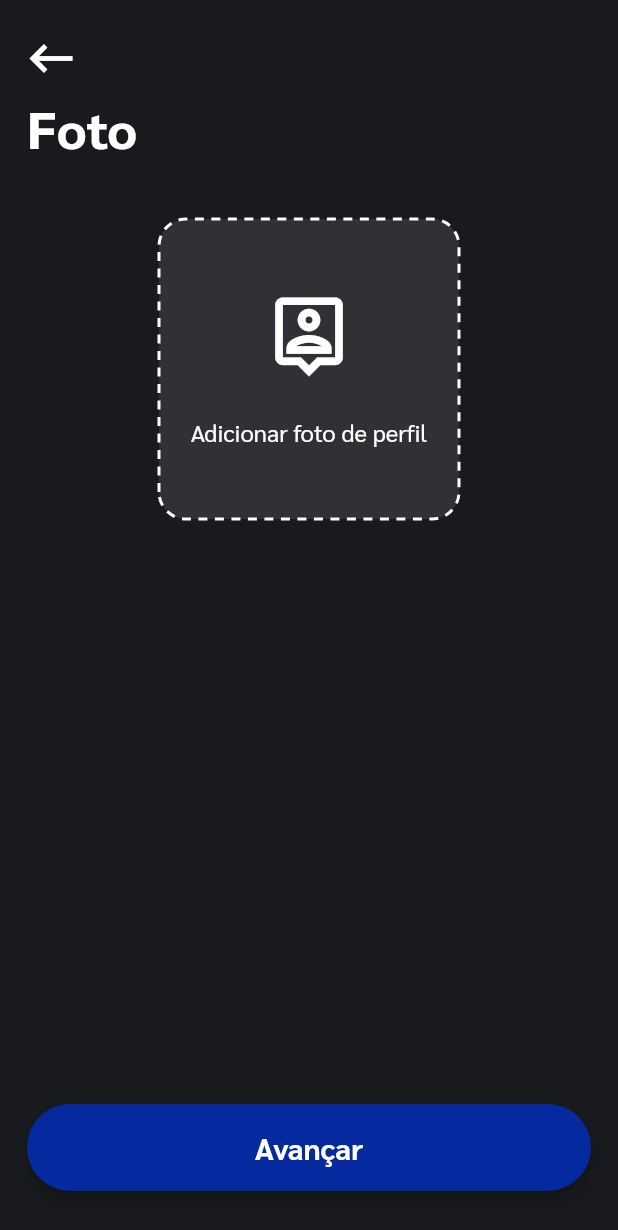
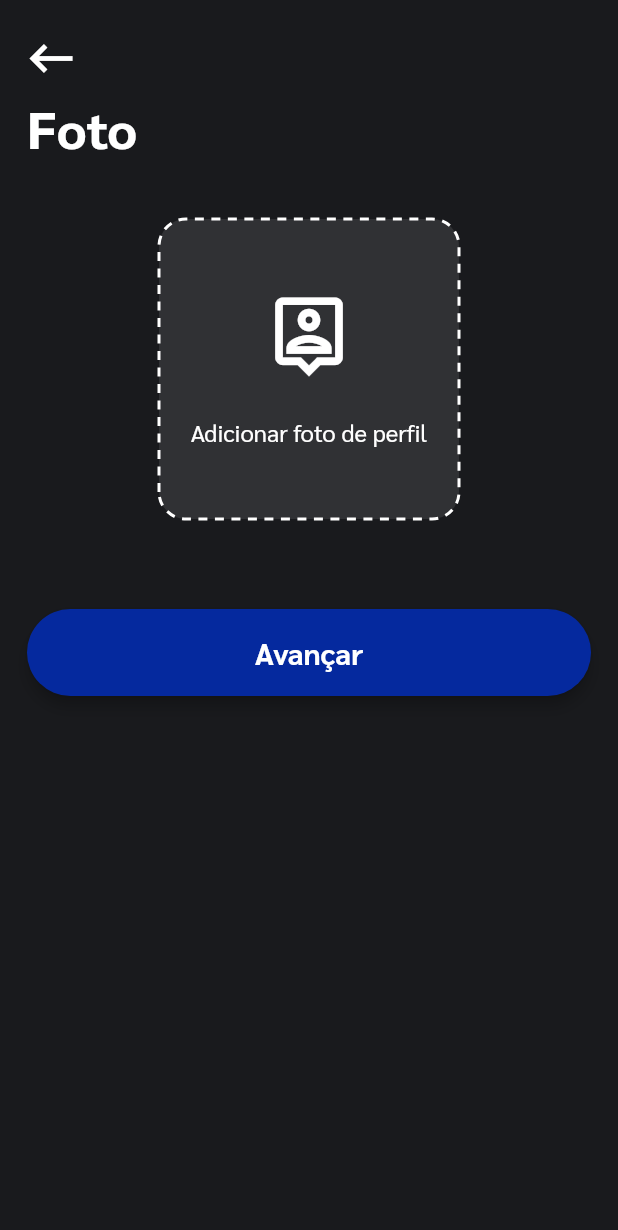
Before and after one commit to GabrielDimaa/my_gift_app, a Flutter app: the SignupPhotoPage screen opened by its route, on a phone screen of 412 x 824 dp. Shown: the top 1230 px of the screen. Run offline on Flutter 3.47's test engine with Material 2 defaults, Android fonts, the phone set to English and light mode, and no system bars; drawn by our look-alikes of dotted_border; our stand-ins replace cloud_firestore, firebase_auth, firebase_core, firebase_storage, flutter_svg, get and 4 more; missing offline and left inert: dart:ffi; accounts and stored records are empty.

Commit message:
Ajustes de tela para o botão não ficar fixado no final

```diff
--- a/lib/app_theme.dart
+++ b/lib/app_theme.dart
@@ -19,7 +19,7 @@ class AppTheme extends StatelessWidget {
         textTheme: _textThemeLight,
         fontFamily: 'Sarabun',
         textSelectionTheme: TextSelectionThemeData(cursorColor: secondary),
-        elevatedButtonTheme: _elevatedButtonTheme,
+        elevatedButtonTheme: _elevatedButtonTheme(onSurface: primary),
         textButtonTheme: _textButtonTheme,
         inputDecorationTheme: _inputDecorationThemeLight,
         appBarTheme: AppBarTheme(
@@ -58,7 +58,7 @@ class AppTheme extends StatelessWidget {
         fontFamily: 'Sarabun',
         textSelectionTheme: TextSelectionThemeData(cursorColor: secondary),
         inputDecorationTheme: _inputDecorationThemeDark,
-        elevatedButtonTheme: _elevatedButtonTheme,
+        elevatedButtonTheme: _elevatedButtonTheme(),
         textButtonTheme: _textButtonTheme,
         iconTheme: IconThemeData(
           color: light,
@@ -170,14 +170,14 @@ class AppTheme extends StatelessWidget {
         caption: TextStyle(color: light, fontSize: 14, fontWeight: FontWeight.w300),
       );
 
-  ElevatedButtonThemeData get _elevatedButtonTheme => ElevatedButtonThemeData(
+  ElevatedButtonThemeData _elevatedButtonTheme({Color? onSurface}) => ElevatedButtonThemeData(
         style: ElevatedButton.styleFrom(
           elevation: 4,
           primary: primary,
           onPrimary: light,
           padding: const EdgeInsets.all(16),
           shape: RoundedRectangleBorder(borderRadius: BorderRadius.circular(32)),
-          onSurface: primary,
+          onSurface: onSurface,
         ),
       );
 
--- a/lib/layers/presentation/ui/pages/signup/signup_page.dart
+++ b/lib/layers/presentation/ui/pages/signup/signup_page.dart
@@ -34,7 +34,6 @@ class _SignupPageState extends State<SignupPage> {
         child: Padding(
           padding: const PaddingDefault(),
           child: Column(
-            crossAxisAlignment: CrossAxisAlignment.stretch,
             children: [
               Expanded(
                 child: SingleChildScrollView(
--- a/lib/layers/presentation/ui/pages/signup/signup_photo_page.dart
+++ b/lib/layers/presentation/ui/pages/signup/signup_photo_page.dart
@@ -1,3 +1,4 @@
+import 'dart:ffi';
 import 'dart:io';
 
 import 'package:dotted_border/dotted_border.dart';
@@ -26,6 +27,12 @@ class _SignupPhotoPageState extends State<SignupPhotoPage> {
   double get radius => 18;
 
   @override
+  void initState() {
+    super.initState();
+    presenter.viewModel.setPhoto(null);
+  }
+
+  @override
   Widget build(BuildContext context) {
     final ColorScheme colorSchema = Theme.of(context).colorScheme;
     return Scaffold(
@@ -34,14 +41,15 @@ class _SignupPhotoPageState extends State<SignupPhotoPage> {
         child: Padding(
           padding: const PaddingDefault(),
           child: Column(
-            crossAxisAlignment: CrossAxisAlignment.stretch,
             children: [
               Expanded(
                 child: SingleChildScrollView(
                   child: Column(
+                    crossAxisAlignment: CrossAxisAlignment.stretch,
                     children: [
                       const SizedBoxDefault(3),
                       Stack(
+                        alignment: AlignmentDirectional.center,
                         children: [
                           InkWell(
                             onTap: () async {
@@ -129,10 +137,7 @@ class _SignupPhotoPageState extends State<SignupPhotoPage> {
                           ),
                         ],
                       ),
-                    ],
-                  ),
-                ),
-              ),
+                      const SizedBoxDefault(5),
                       ElevatedButton(
                         child: Text(R.string.advance),
                         onPressed: () async {
@@ -149,6 +154,10 @@ class _SignupPhotoPageState extends State<SignupPhotoPage> {
                   ),
                 ),
               ),
+            ],
+          ),
+        ),
+      ),
     );
   }
 }
```
Also changed, not shown: lib/layers/presentation/ui/pages/signup/signup_confirm_email_page.dart (+5 -5 lines), lib/layers/presentation/ui/pages/signup/signup_password_page.dart (+13 -5 lines). Lines whose indentation alone changed are shown as unchanged.
